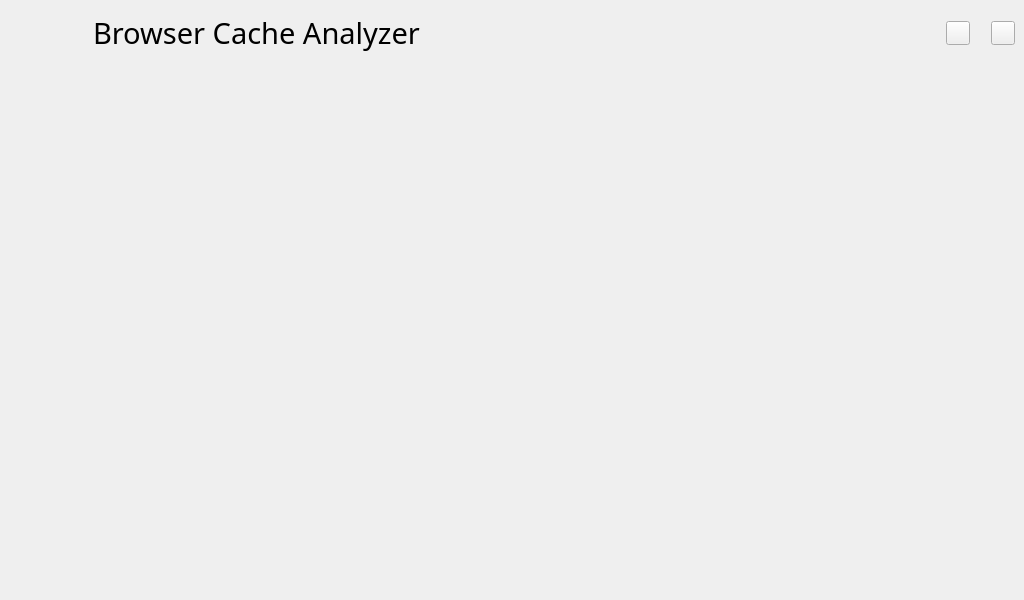
Qt form gui/browser_cache_analyzer_gui.ui (gabrieledenardis/BrowserCacheAnalyzere_old) before a commit.
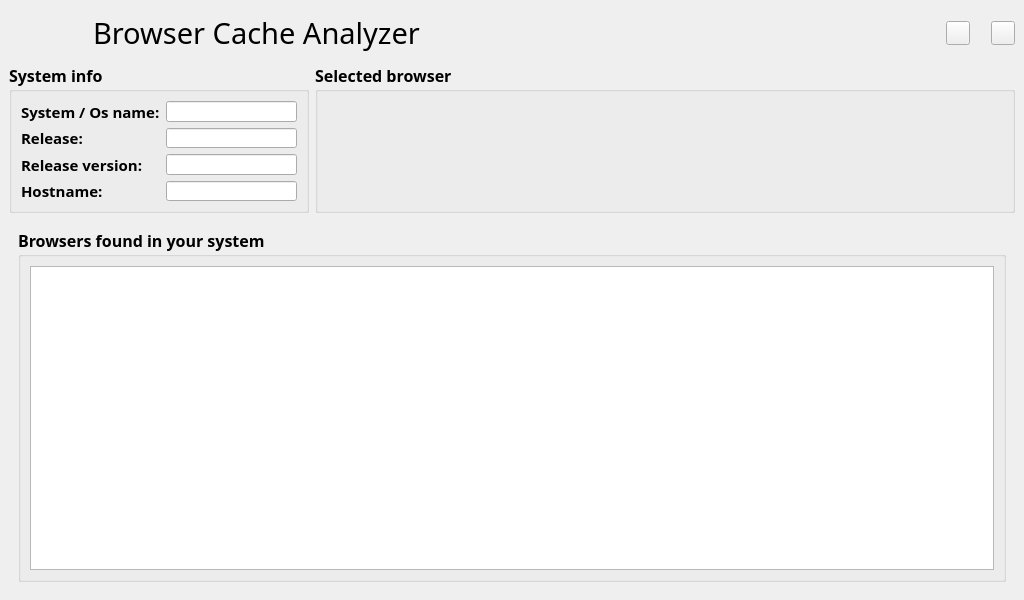
The same form after that commit. The open tabs and pages were chosen to show the change. Icons and pictures are not drawn.

Commit message: Browser choice screen (System info section)

```diff
--- a/gui/browser_cache_analyzer_gui.ui
+++ b/gui/browser_cache_analyzer_gui.ui
@@ -33,7 +33,7 @@
   </property>
   <widget class="QWidget" name="centralwidget">
    <layout class="QGridLayout" name="gridLayout_2">
-    <item row="0" column="0">
+    <item row="0" column="0" colspan="2">
      <layout class="QGridLayout" name="gridLayout">
       <item row="0" column="1">
        <spacer name="horizontalSpacer_2">
@@ -181,9 +181,181 @@
      </layout>
     </item>
     <item row="1" column="0">
+     <widget class="QGroupBox" name="groupBox_system_info">
+      <property name="sizePolicy">
+       <sizepolicy hsizetype="Fixed" vsizetype="Fixed">
+        <horstretch>0</horstretch>
+        <verstretch>0</verstretch>
+       </sizepolicy>
+      </property>
+      <property name="minimumSize">
+       <size>
+        <width>300</width>
+        <height>150</height>
+       </size>
+      </property>
+      <property name="maximumSize">
+       <size>
+        <width>300</width>
+        <height>150</height>
+       </size>
+      </property>
+      <property name="font">
+       <font>
+        <family>Source Sans Pro</family>
+        <pointsize>12</pointsize>
+        <weight>75</weight>
+        <bold>true</bold>
+       </font>
+      </property>
+      <property name="title">
+       <string>System info</string>
+      </property>
+      <layout class="QGridLayout" name="gridLayout_9">
+       <item row="0" column="0">
+        <layout class="QGridLayout" name="gridLayout_8">
+         <item row="0" column="0">
+          <widget class="QLabel" name="label_3">
+           <property name="font">
+            <font>
+             <pointsize>11</pointsize>
+             <weight>75</weight>
+             <bold>true</bold>
+            </font>
+           </property>
+           <property name="text">
+            <string>System / Os name:</string>
+           </property>
+          </widget>
+         </item>
+         <item row="0" column="1">
+          <widget class="QLineEdit" name="line_system_os_name">
+           <property name="font">
+            <font>
+             <pointsize>11</pointsize>
+             <weight>50</weight>
+             <bold>false</bold>
+            </font>
+           </property>
+          </widget>
+         </item>
+         <item row="1" column="0">
+          <widget class="QLabel" name="label_4">
+           <property name="font">
+            <font>
+             <pointsize>11</pointsize>
+             <weight>75</weight>
+             <bold>true</bold>
+            </font>
+           </property>
+           <property name="text">
+            <string>Release:</string>
+           </property>
+          </widget>
+         </item>
+         <item row="1" column="1">
+          <widget class="QLineEdit" name="line_system_release">
+           <property name="font">
+            <font>
+             <pointsize>11</pointsize>
+             <weight>50</weight>
+             <bold>false</bold>
+            </font>
+           </property>
+          </widget>
+         </item>
+         <item row="2" column="0">
+          <widget class="QLabel" name="label_5">
+           <property name="font">
+            <font>
+             <pointsize>11</pointsize>
+             <weight>75</weight>
+             <bold>true</bold>
+            </font>
+           </property>
+           <property name="text">
+            <string>Release version:</string>
+           </property>
+          </widget>
+         </item>
+         <item row="2" column="1">
+          <widget class="QLineEdit" name="line_system_release_version">
+           <property name="font">
+            <font>
+             <pointsize>11</pointsize>
+             <weight>50</weight>
+             <bold>false</bold>
+            </font>
+           </property>
+          </widget>
+         </item>
+         <item row="3" column="0">
+          <widget class="QLabel" name="label_6">
+           <property name="font">
+            <font>
+             <pointsize>11</pointsize>
+             <weight>75</weight>
+             <bold>true</bold>
+            </font>
+           </property>
+           <property name="text">
+            <string>Hostname:</string>
+           </property>
+          </widget>
+         </item>
+         <item row="3" column="1">
+          <widget class="QLineEdit" name="line_system_hostname">
+           <property name="font">
+            <font>
+             <pointsize>11</pointsize>
+             <weight>50</weight>
+             <bold>false</bold>
+            </font>
+           </property>
+          </widget>
+         </item>
+        </layout>
+       </item>
+      </layout>
+     </widget>
+    </item>
+    <item row="1" column="1">
+     <widget class="QGroupBox" name="groupBox_selected_browser_info">
+      <property name="sizePolicy">
+       <sizepolicy hsizetype="Fixed" vsizetype="Fixed">
+        <horstretch>0</horstretch>
+        <verstretch>0</verstretch>
+       </sizepolicy>
+      </property>
+      <property name="minimumSize">
+       <size>
+        <width>700</width>
+        <height>150</height>
+       </size>
+      </property>
+      <property name="maximumSize">
+       <size>
+        <width>700</width>
+        <height>150</height>
+       </size>
+      </property>
+      <property name="font">
+       <font>
+        <family>Source Sans Pro</family>
+        <pointsize>12</pointsize>
+        <weight>75</weight>
+        <bold>true</bold>
+       </font>
+      </property>
+      <property name="title">
+       <string>Selected browser</string>
+      </property>
+     </widget>
+    </item>
+    <item row="2" column="0" colspan="2">
      <widget class="QStackedWidget" name="stackedWidget">
       <property name="currentIndex">
-       <number>0</number>
+       <number>1</number>
       </property>
       <widget class="QWidget" name="page">
        <layout class="QGridLayout" name="gridLayout_5">
@@ -365,7 +537,30 @@
         </item>
        </layout>
       </widget>
-      <widget class="QWidget" name="page_2"/>
+      <widget class="QWidget" name="page_2">
+       <layout class="QGridLayout" name="gridLayout_6">
+        <item row="0" column="0">
+         <widget class="QGroupBox" name="groupBox_found_browsers">
+          <property name="font">
+           <font>
+            <family>Source Sans Pro</family>
+            <pointsize>12</pointsize>
+            <weight>75</weight>
+            <bold>true</bold>
+           </font>
+          </property>
+          <property name="title">
+           <string>Browsers found in your system</string>
+          </property>
+          <layout class="QGridLayout" name="gridLayout_7">
+           <item row="0" column="0">
+            <widget class="QTableWidget" name="table_found_browsers"/>
+           </item>
+          </layout>
+         </widget>
+        </item>
+       </layout>
+      </widget>
      </widget>
     </item>
    </layout>
```
The commit also changes 1 other file.
